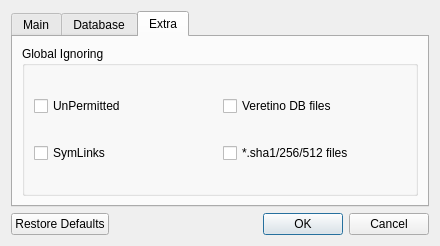
This is src/dialogsettings.ui in artemvlas/veretino as Qt 5 draws it before an edit. The edited form follows.
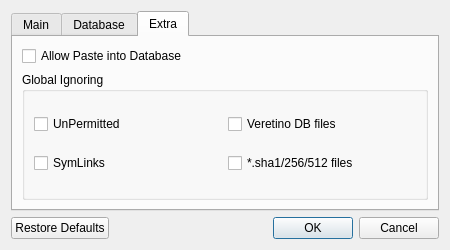
This is the edited form. The open tabs and pages were chosen to show the change.

```diff
--- a/src/dialogsettings.ui
+++ b/src/dialogsettings.ui
@@ -6,8 +6,8 @@
    <rect>
     <x>0</x>
     <y>0</y>
-    <width>440</width>
-    <height>246</height>
+    <width>450</width>
+    <height>250</height>
    </rect>
   </property>
   <property name="windowTitle">
@@ -277,6 +277,21 @@
          </layout>
         </widget>
        </item>
+       <item row="0" column="0" colspan="2">
+        <layout class="QHBoxLayout" name="horizontalLayout_6">
+         <item>
+          <widget class="QCheckBox" name="cbAllowPaste">
+           <property name="toolTip">
+            <string>(Experts) Allow adding new checksums from the clipboard.
+Only for items with the New status.</string>
+           </property>
+           <property name="text">
+            <string>Allow Paste into Database</string>
+           </property>
+          </widget>
+         </item>
+        </layout>
+       </item>
       </layout>
      </widget>
     </widget>
```
Left out of the diff: 3 changed lines with no effect on the pictures.
